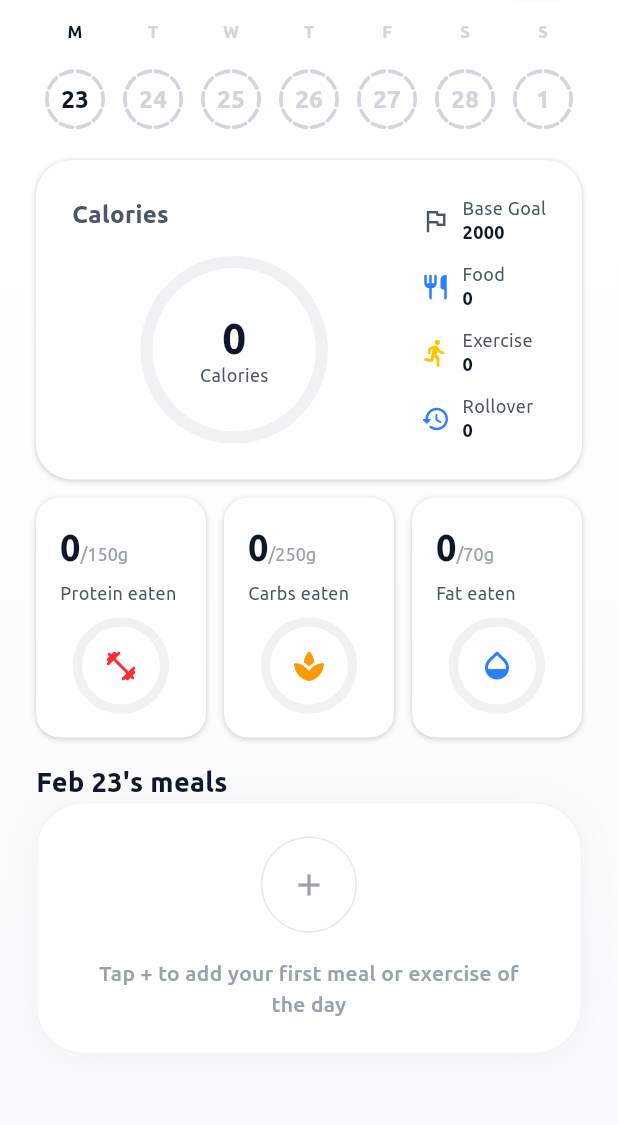
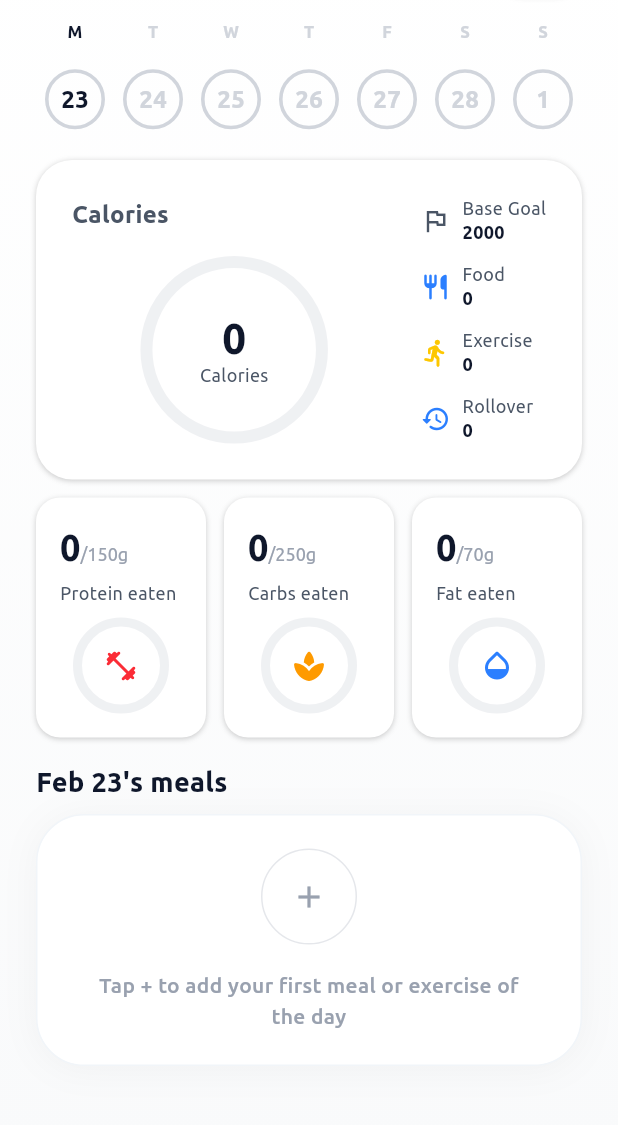
Before and after one commit to JakubAndras/foody, a Flutter app: the DashboardScreen screen opened directly, after a tap on an icon or button, on a phone screen of 412 x 824 dp, the part 80-1205 px from its top. Run offline on Flutter 3.47's test engine with Material 3 defaults, Android fonts, the phone set to English and light mode, and no system bars; our stand-ins replace camera, connectivity_plus, dio, easy_localization, floor, flutter_dotenv and 13 more; missing offline and left inert: home_widget, html_character_entities, mobile_scanner; accounts and stored records are empty; generated files the repository leaves out were written again.

Commit message:
zobrazeni exercise na dashboarde, uprava voice log a ai api request

```diff
--- a/lib/controller/dashboard_controller.dart
+++ b/lib/controller/dashboard_controller.dart
@@ -323,7 +323,7 @@ class DashboardController extends BaseController {
       if (caloriesBurned <= 0) {
         Get.snackbar(
           'Exercise analysis failed',
-          'Could not infer burned calories from the exercise description.',
+          'Could not infer burned calories from AI response. Please try again with a more detailed description.',
         );
         return;
       }
--- a/lib/model/calendar_day_ring_style.dart
+++ b/lib/model/calendar_day_ring_style.dart
@@ -3,9 +3,11 @@ class CalendarDayRingStyle {
     required this.filledSegments,
     this.overflowSegments = 0,
     this.totalSegments = 10,
+    this.roundedPercent = 0,
   });
 
   final int filledSegments;
   final int overflowSegments;
   final int totalSegments;
+  final int roundedPercent;
 }
--- a/lib/network/openai_rest_client.dart
+++ b/lib/network/openai_rest_client.dart
@@ -51,6 +51,7 @@ class OpenaiRestClient {
 
   Future<Map<String, dynamic>> generateExerciseResponse({
     required String textPrompt,
+    Map<String, dynamic>? userAttributes,
   }) async {
     try {
       await fetchChatGptApiKey();
@@ -63,6 +64,7 @@ class OpenaiRestClient {
         prompt: exercisePrompt,
         textPrompt: textPrompt,
         imageContents: const <Map<String, dynamic>>[],
+        additionalTextContent: [if (userAttributes != null && userAttributes.isNotEmpty) 'User profile context for calorie estimation: ${jsonEncode(userAttributes)}'],
       );
     } on DioError catch (e) {
       throw Error.fromDioError(e);
@@ -79,6 +81,7 @@ class OpenaiRestClient {
     required String prompt,
     required String? textPrompt,
     required List<Map<String, dynamic>> imageContents,
+    List<String> additionalTextContent = const <String>[],
   }) async {
     final response = await _dio.post(
       apiUrl,
@@ -97,6 +100,7 @@ class OpenaiRestClient {
             "role": "user",
             "content": [
               {"type": "text", "text": prompt},
+              ...additionalTextContent.map((text) => {"type": "text", "text": text}),
               if (textPrompt != null && textPrompt.trim().isNotEmpty) {"type": "text", "text": "User description: ${textPrompt.trim()}"},
               ...imageContents
             ],
--- a/lib/screens/dashboard_screen.dart
+++ b/lib/screens/dashboard_screen.dart
@@ -15,6 +15,7 @@ import 'package:diplomka/services/session_manager.dart';
 
 class DashboardScreen extends GetView<_DashboardScreenController> {
   const DashboardScreen({super.key});
+  static const bool _useSegmentedDateRing = false;
 
   @override
   Widget build(BuildContext context) {
@@ -46,6 +47,7 @@ class DashboardScreen extends GetView<_DashboardScreenController> {
                             const SizedBox(height: AppSpacing.m),
                             DateSelector(
                               selectedDate: dashboardController.selectedDate.value,
+                              useSegmentedRing: _useSegmentedDateRing,
                               onDateSelected: (date) {
                                 dashboardController.updateDate(date);
                               },
--- a/lib/services/calendar_day_ring_service.dart
+++ b/lib/services/calendar_day_ring_service.dart
@@ -10,6 +10,7 @@ class CalendarDayRingService {
     filledSegments: 0,
     overflowSegments: 0,
     totalSegments: totalSegments,
+    roundedPercent: 0,
   );
 
   CalendarDayRingStyle resolve(DayRecord? dayRecord) {
@@ -18,7 +19,8 @@ class CalendarDayRingService {
     }
 
     final consumedPercent = (dayRecord.totalCalories / dayRecord.calorieGoal) * 100;
-    if (consumedPercent <= 0) {
+    final roundedPercent = consumedPercent.round();
+    if (roundedPercent <= 0) {
       return emptyStyle;
     }
 
@@ -34,6 +36,7 @@ class CalendarDayRingService {
       filledSegments: filledSegments,
       overflowSegments: overflowSegments,
       totalSegments: totalSegments,
+      roundedPercent: roundedPercent,
     );
   }
 }
--- a/lib/widgets/date_selector.dart
+++ b/lib/widgets/date_selector.dart
@@ -12,11 +12,13 @@ import 'package:get/get.dart';
 class DateSelector extends StatefulWidget {
   final DateTime selectedDate;
   final Function(DateTime) onDateSelected;
+  final bool useSegmentedRing;
 
   const DateSelector({
     super.key,
     required this.selectedDate,
     required this.onDateSelected,
+    this.useSegmentedRing = true,
   });
 
   @override
@@ -85,8 +87,7 @@ class _DateSelectorState extends State<DateSelector> {
     return Row(
       children: List.generate(7, (dayIndex) {
         final date = mondayOfWeek.add(Duration(days: dayIndex));
-        final isSelected =
-            date.year == widget.selectedDate.year && date.month == widget.selectedDate.month && date.day == widget.selectedDate.day;
+        final isSelected = date.year == widget.selectedDate.year && date.month == widget.selectedDate.month && date.day == widget.selectedDate.day;
         return Expanded(
           child: GestureDetector(
             onTap: () => _handleDateTap(date),
@@ -134,6 +135,7 @@ class _DateSelectorState extends State<DateSelector> {
                   painter: _CalendarDayRingPainter(
                     ringStyle: ringStyle,
                     strokeWidth: ringStrokeWidth,
+                    useSegmentedRing: widget.useSegmentedRing,
                   ),
                   child: Padding(
                     padding: const EdgeInsets.all(AppSizes.dateCircleBorder),
@@ -172,24 +174,43 @@ class _CalendarDayRingPainter extends CustomPainter {
   const _CalendarDayRingPainter({
     required this.ringStyle,
     required this.strokeWidth,
+    required this.useSegmentedRing,
   });
 
   final CalendarDayRingStyle ringStyle;
   final double strokeWidth;
+  final bool useSegmentedRing;
 
   @override
   void paint(Canvas canvas, Size size) {
     final paint = Paint()
       ..style = PaintingStyle.stroke
-      ..strokeWidth = strokeWidth
-      ..strokeCap = StrokeCap.round;
+      ..strokeWidth = strokeWidth;
     final radius = (size.shortestSide - strokeWidth) / 2;
     final center = Offset(size.width / 2, size.height / 2);
     final rect = Rect.fromCircle(center: center, radius: radius);
+    const startAngleOffset = -math.pi / 2;
+
+    if (!useSegmentedRing) {
+      paint
+        ..strokeCap = StrokeCap.round
+        ..color = AppColors.borderStrong;
+      canvas.drawCircle(center, radius, paint);
+
+      final progress = (ringStyle.roundedPercent / 100).clamp(0.0, 1.0);
+      if (progress <= 0) {
+        return;
+      }
+
+      paint.color = ringStyle.roundedPercent > 100 ? AppColors.error : AppColors.primarySoft;
+      canvas.drawArc(rect, startAngleOffset, 2 * math.pi * progress, false, paint);
+      return;
+    }
+
+    paint.strokeCap = StrokeCap.round;
     final segmentSweep = (2 * math.pi) / ringStyle.totalSegments;
     final gapSweep = segmentSweep * 0.28;
     final drawSweep = segmentSweep - gapSweep;
-    const startAngleOffset = -math.pi / 2;
 
     for (int i = 0; i < ringStyle.totalSegments; i++) {
       if (i < ringStyle.overflowSegments) {
@@ -207,6 +228,6 @@ class _CalendarDayRingPainter extends CustomPainter {
 
   @override
   bool shouldRepaint(covariant _CalendarDayRingPainter oldDelegate) {
-    return oldDelegate.ringStyle != ringStyle || oldDelegate.strokeWidth != strokeWidth;
+    return oldDelegate.ringStyle != ringStyle || oldDelegate.strokeWidth != strokeWidth || oldDelegate.useSegmentedRing != useSegmentedRing;
   }
 }
--- a/lib/widgets/recently_uploaded_card.dart
+++ b/lib/widgets/recently_uploaded_card.dart
@@ -38,56 +38,74 @@ class RecentlyUploadedCard extends StatelessWidget {
         Obx(() {
           final isMealLoading = DashboardController.to.newMealAnalyzeLoading.value;
           final isExerciseLoading = DashboardController.to.newExerciseAnalyzeLoading.value;
-          final hasMeals = meals.isNotEmpty;
-          final hasExercises = exercises.isNotEmpty;
+          final mealSection = _buildMealSection(
+            context,
+            isMealLoading: isMealLoading,
+          );
+          final exerciseSection = _buildExerciseSection(
+            context,
+            isExerciseLoading: isExerciseLoading,
+            hasMealSectionContent: mealSection.isNotEmpty,
+          );
 
-          List<Widget> children = [];
-
-          if (hasMeals) {
-            children.add(_buildMealsList(context));
+          return Column(
+            children: [
+              ...mealSection,
+              ...exerciseSection,
+            ],
+          );
+        }),
+      ],
+    );
   }
 
-          if (isMealLoading) {
-            if (hasMeals) {
-              children.add(const SizedBox(height: AppSpacing.xs));
-            }
-            children.add(const AnalyzingMealCard());
+  List<Widget> _buildMealSection(
+    BuildContext context, {
+    required bool isMealLoading,
+  }) {
+    final hasMeals = meals.isNotEmpty;
+    return <Widget>[
+      if (hasMeals) _buildMealsList(context),
+      if (isMealLoading) ...<Widget>[
+        if (hasMeals) const SizedBox(height: AppSpacing.xs),
+        const AnalyzingMealCard(),
+      ],
+      if (!isMealLoading && !hasMeals) ...<Widget>[
+        const SizedBox(height: AppSpacing.xs),
+        _buildEmptyState(),
+      ],
+    ];
   }
 
-          if (hasExercises || isExerciseLoading) {
-            if (children.isNotEmpty) {
-              children.add(const SizedBox(height: AppSpacing.m));
+  List<Widget> _buildExerciseSection(
+    BuildContext context, {
+    required bool isExerciseLoading,
+    required bool hasMealSectionContent,
+  }) {
+    final hasExercises = exercises.isNotEmpty;
+    if (!hasExercises && !isExerciseLoading) {
+      return const <Widget>[];
     }
-            children.add(
-              Align(
+
+    return <Widget>[
+      if (hasMealSectionContent) const SizedBox(height: AppSpacing.m),
+      _buildExerciseHeader(),
+      const SizedBox(height: AppSpacing.xxs),
+      if (hasExercises) _buildExercisesList(context),
+      if (isExerciseLoading) ...<Widget>[
+        if (hasExercises) const SizedBox(height: AppSpacing.xs),
+        const AnalyzingMealCard(analysisType: AnalysisCardType.exercise),
+      ],
+    ];
+  }
+
+  Widget _buildExerciseHeader() {
+    return Align(
       alignment: Alignment.centerLeft,
       child: Text(
         'Exercises',
-                  style: AppTextStyles.body16.copyWith(fontWeight: FontWeight.w700),
+        style: AppTextStyles.title.copyWith(fontWeight: FontWeight.w700),
       ),
-              ),
-            );
-            children.add(const SizedBox(height: AppSpacing.xs));
-          }
-
-          if (hasExercises) {
-            children.add(_buildExercisesList(context));
-          }
-
-          if (isExerciseLoading) {
-            if (hasExercises) {
-              children.add(const SizedBox(height: AppSpacing.xs));
-            }
-            children.add(const AnalyzingMealCard(title: 'Recognising exercise'));
-          }
-
-          if (!isMealLoading && !isExerciseLoading && !hasMeals && !hasExercises) {
-            children.add(_buildEmptyState());
-          }
-
-          return Column(children: children);
-        }),
-      ],
     );
   }
 
@@ -326,13 +344,15 @@ class RecentlyUploadedCard extends StatelessWidget {
   }
 }
 
+enum AnalysisCardType { meal, exercise }
+
 class AnalyzingMealCard extends StatefulWidget {
   const AnalyzingMealCard({
     super.key,
-    this.title = 'Recognising meal',
+    this.analysisType = AnalysisCardType.meal,
   });
 
-  final String title;
+  final AnalysisCardType analysisType;
 
   @override
   State<AnalyzingMealCard> createState() => _AnalyzingMealCardState();
@@ -381,8 +401,19 @@ class _AnalyzingMealCardState extends State<AnalyzingMealCard> {
 
   @override
   Widget build(BuildContext context) {
+    final isExercise = widget.analysisType == AnalysisCardType.exercise;
+    final title = isExercise ? 'Recognising exercise' : 'Recognising meal';
+    final subtitle = isExercise ? "We'll add it to your exercise log soon." : "We’ll notify you when it’s done!";
+    final cardHeight = isExercise ? AppSizes.exerciseCardHeight : AppSizes.mealCardHeight;
+    final leadingDecoration = BoxDecoration(
+      borderRadius: BorderRadius.circular(AppRadii.sm2),
+      color: isExercise ? null : AppColors.surfaceMuted,
+      gradient: isExercise ? AppGradients.exerciseCalories : null,
+    );
+    final leadingIcon = isExercise ? Icons.directions_run_rounded : Icons.restaurant;
+
     return Container(
-      height: AppSizes.mealCardHeight,
+      height: cardHeight,
       margin: const EdgeInsets.symmetric(vertical: AppSpacing.xs),
       decoration: BoxDecoration(
         color: AppColors.surface,
@@ -397,10 +428,7 @@ class _AnalyzingMealCardState extends State<AnalyzingMealCard> {
             Container(
               width: AppSizes.mealImageSize,
               height: AppSizes.mealImageSize,
-              decoration: BoxDecoration(
-                borderRadius: BorderRadius.circular(AppRadii.sm2),
-                color: AppColors.surfaceMuted,
-              ),
+              decoration: leadingDecoration,
               child: Stack(
                 alignment: Alignment.center,
                 children: [
@@ -409,6 +437,11 @@ class _AnalyzingMealCardState extends State<AnalyzingMealCard> {
                       borderRadius: BorderRadius.circular(AppRadii.sm2),
                       color: AppColors.overlayDark60,
                     ),
+                  ),
+                  Icon(
+                    leadingIcon,
+                    color: AppColors.onPrimary.withValues(alpha: 0.45),
+                    size: AppSizes.iconLg,
                   ),
                   ProgressRing(
                     size: AppSizes.macroRingSize,
@@ -431,7 +464,7 @@ class _AnalyzingMealCardState extends State<AnalyzingMealCard> {
                 crossAxisAlignment: CrossAxisAlignment.start,
                 children: [
                   Text(
-                    widget.title,
+                    title,
                     style: AppTextStyles.title.copyWith(fontWeight: FontWeight.w600),
                   ),
                   const SizedBox(height: AppSpacing.s),
@@ -446,7 +479,7 @@ class _AnalyzingMealCardState extends State<AnalyzingMealCard> {
                   ),
                   const SizedBox(height: AppSpacing.s),
                   Text(
-                    "We’ll notify you when it’s done!",
+                    subtitle,
                     style: AppTextStyles.body14.copyWith(color: AppColors.textSecondary),
                   ),
                 ],
```
Also changed, not shown: lib/screens/logs/exercise_log_home_screen.dart (+38 -1 lines), lib/services/ai_feature/ai_pipeline_service.dart (+46 -0 lines), lib/utils/prompt.dart (+7 -1 lines). Lines whose indentation alone changed are shown as unchanged.
